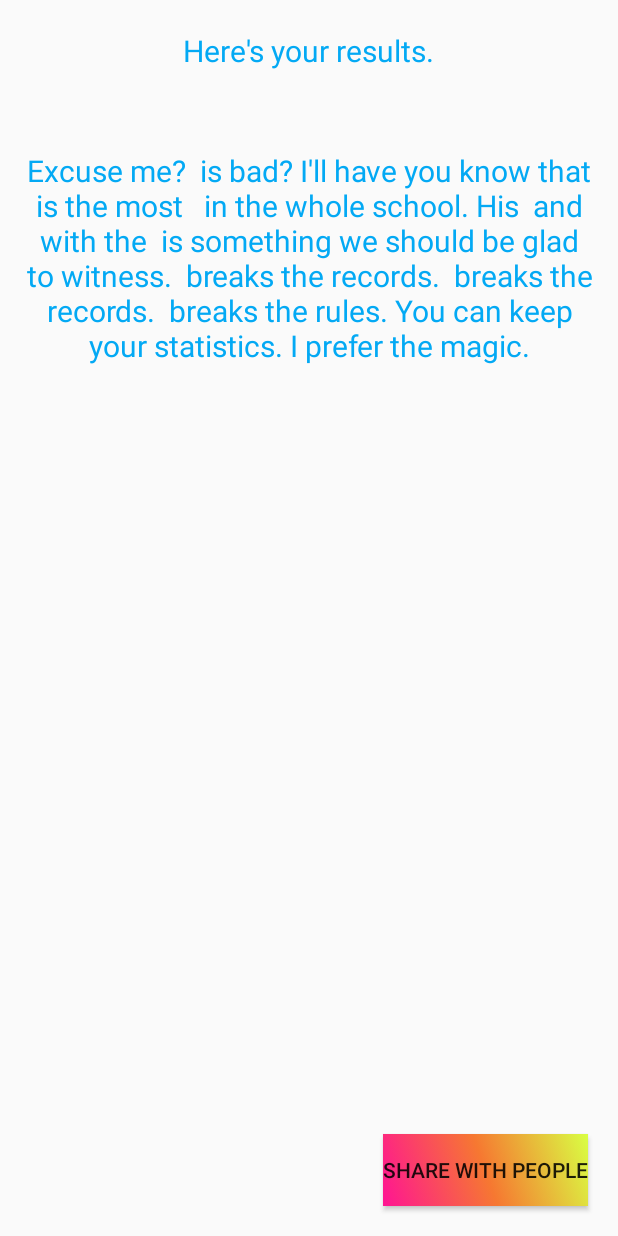
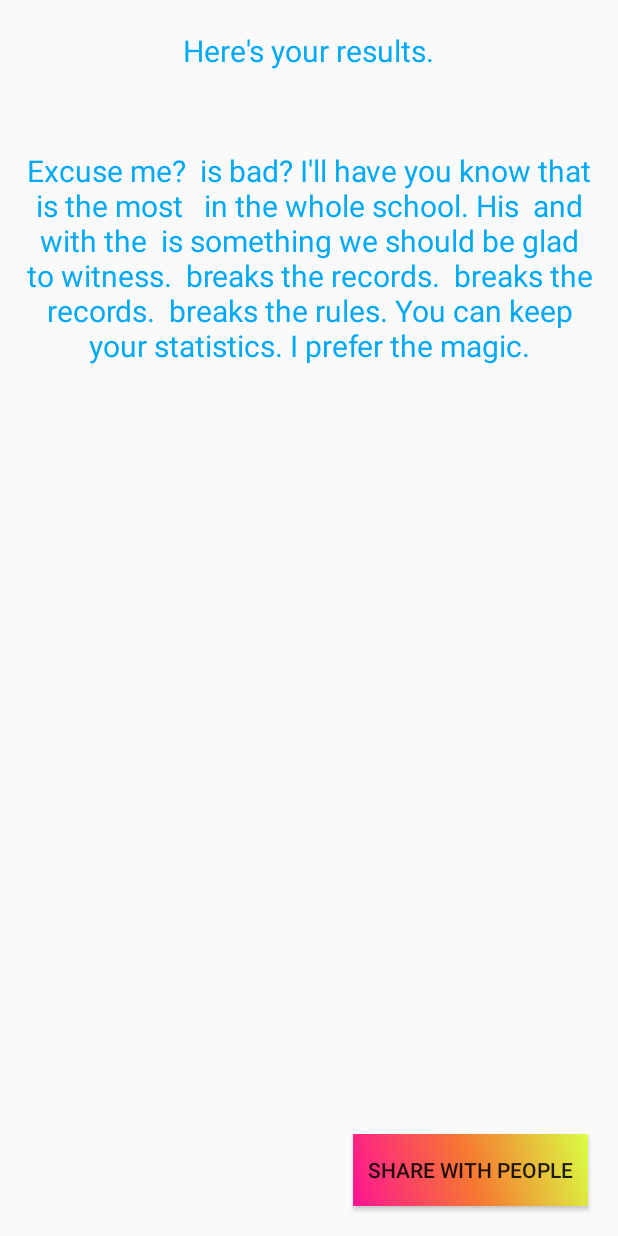
Before and after one commit to kyeoul/MadLibsClass, an Android app: the screen it shows after launch (MadLibsActivity), after a tap on "SUBMIT", on a phone screen of 412 x 824 dp. Run offline under Robolectric (Android 15) with nearby library versions, the phone set to English and light mode, and no system bars.

Commit message:
plz github work

```diff
--- a/app/src/main/java/com/example/madlibsclass/MadLibsActivity.java
+++ b/app/src/main/java/com/example/madlibsclass/MadLibsActivity.java
@@ -27,8 +27,8 @@ public class MadLibsActivity extends AppCompatActivity {
         textView.setText(myMessage);
 
         AnimationDrawable animation = (AnimationDrawable) button.getBackground();
-        animation.setEnterFadeDuration(3000);
-        animation.setExitFadeDuration(2000);
+        animation.setEnterFadeDuration(10);
+        animation.setExitFadeDuration(5000);
         animation.start();
     }
 
--- a/app/src/main/res/layout/activity_mad_libs.xml
+++ b/app/src/main/res/layout/activity_mad_libs.xml
@@ -39,5 +39,6 @@
         android:layout_marginBottom="@dimen/margin"
         android:layout_marginEnd="@dimen/margin"
         android:background="@drawable/gradient_animation"
-        android:onClick="onClick"/>
+        android:onClick="onClick"
+        android:padding="10dp"/>
 </RelativeLayout>
--- a/app/src/main/res/layout/activity_main.xml
+++ b/app/src/main/res/layout/activity_main.xml
@@ -4,7 +4,8 @@
     xmlns:tools="http://schemas.android.com/tools"
     android:layout_width="match_parent"
     android:layout_height="match_parent"
-    tools:context=".MainActivity">
+    tools:context=".MainActivity"
+    android:background="@color/colorAccent">
 
     <TextView
         android:layout_width="wrap_content"
```
